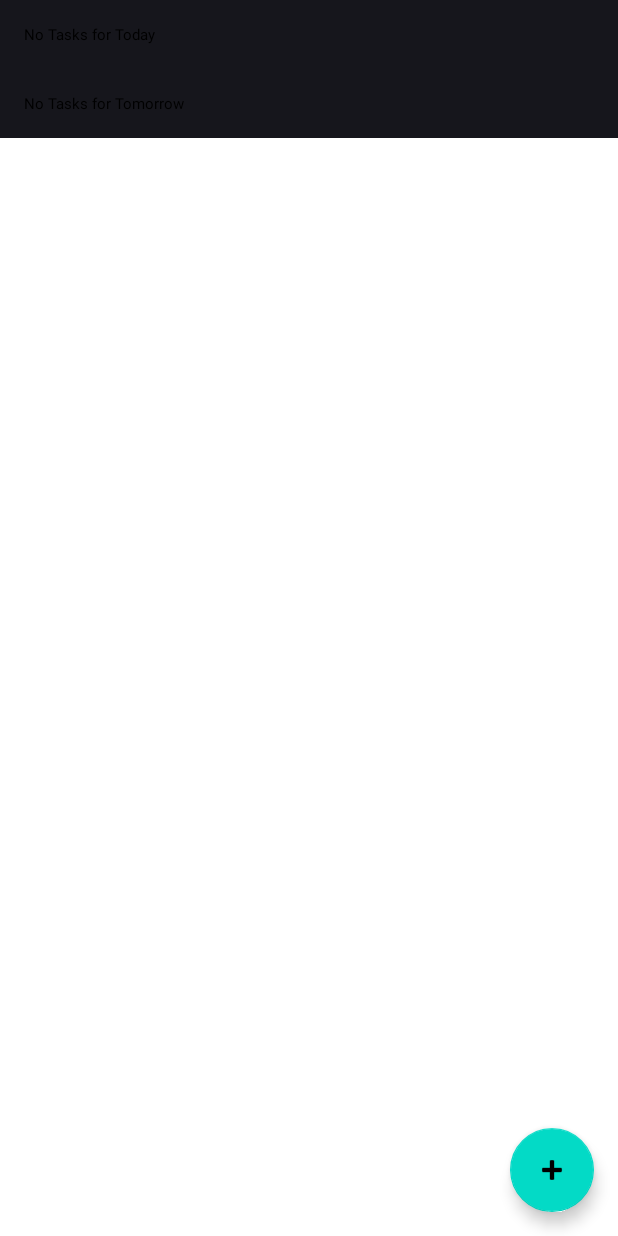
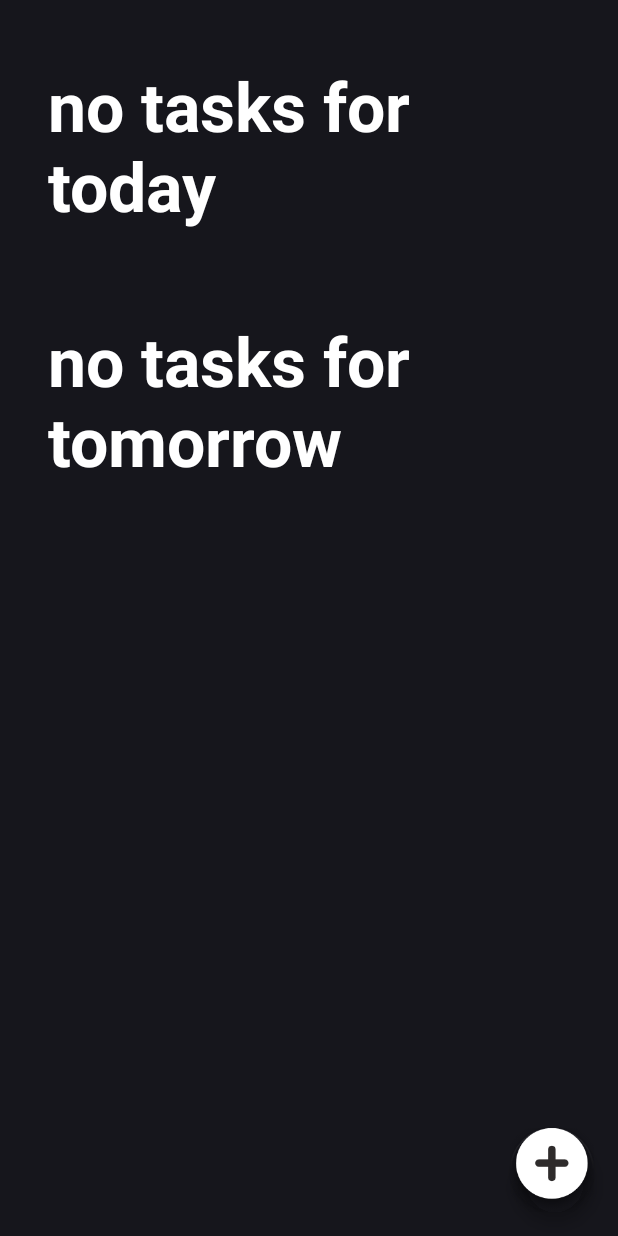
Before and after one commit to Aritszu/ToDoListApp, an Android app built with Jetpack Compose: the screen it shows after launch (MainActivity), on a phone screen of 412 x 824 dp. Run offline under Robolectric (Android 15) with nearby library versions, the phone set to English and light mode, and no system bars.

Commit message:
ux additions

```diff
--- a/app/src/main/java/com/example/todolistapp/TaskAdapter.kt
+++ b/app/src/main/java/com/example/todolistapp/TaskAdapter.kt
@@ -17,12 +17,11 @@ data class Header(val title: String)
 class TaskAdapter(private var items: List<Any>, private val itemClickListener: (Task) -> Unit) : RecyclerView.Adapter<RecyclerView.ViewHolder>() {
 
     companion object {
-        private const val VIEW_TYPE_HEADER = 0
-        private const val VIEW_TYPE_TASK = 1
-        private const val VIEW_TYPE_PLACEHOLDER = 2
-        private const val COMPLETED_COLOR = Color.GRAY
+        const val VIEW_TYPE_HEADER = 0
+        const val VIEW_TYPE_TASK = 1
+        const val VIEW_TYPE_PLACEHOLDER = 2
+        const val VIEW_TYPE_SPACER = 3
         private const val NOT_COMPLETED_COLOR = Color.BLACK
-        private const val COMPLETED_TEXT_COLOR = Color.GREEN
     }
 
     fun getItems(): List<Any> {
@@ -82,23 +81,40 @@ class TaskAdapter(private var items: List<Any>, private val itemClickListener: (
                 val taskView = LayoutInflater.from(parent.context).inflate(R.layout.item_task, parent, false)
                 TaskViewHolder(taskView)
             }
+            VIEW_TYPE_SPACER -> {
+                val spacerView = View(parent.context).apply {
+                    layoutParams = ViewGroup.LayoutParams(ViewGroup.LayoutParams.MATCH_PARENT, 600)
+                }
+                SpacerViewHolder(spacerView)
+            }
             else -> throw IllegalArgumentException("Invalid view type")
         }
     }
+    class SpacerViewHolder(view: View) : RecyclerView.ViewHolder(view) {
+        fun bind(spacer: Spacer) {
+            itemView.layoutParams = itemView.layoutParams.apply {
+                height = spacer.height
+            }
+        }
+    }
+
 
     override fun onBindViewHolder(holder: RecyclerView.ViewHolder, position: Int) {
         when (val item = items[position]) {
             is Task -> (holder as TaskViewHolder).bind(item, itemClickListener, ::getRemainingTime)
             is Header -> (holder as HeaderViewHolder).bind(item)
+            is Spacer -> (holder as SpacerViewHolder).bind(item)
         }
     }
+
 
     override fun getItemCount(): Int = items.size
 
     override fun getItemViewType(position: Int): Int {
         return when (val item = items[position]) {
             is Header -> VIEW_TYPE_HEADER
-            is Task -> if (item.isPlaceholder) VIEW_TYPE_PLACEHOLDER else VIEW_TYPE_TASK
+            is Task -> VIEW_TYPE_TASK
+            is Spacer -> VIEW_TYPE_SPACER
             else -> throw IllegalArgumentException("Unknown item type at position $position")
         }
     }
--- a/app/src/main/res/layout/activity_main.xml
+++ b/app/src/main/res/layout/activity_main.xml
@@ -4,18 +4,8 @@
     xmlns:tools="http://schemas.android.com/tools"
     android:layout_width="match_parent"
     android:layout_height="match_parent"
-    tools:context=".MainActivity">
-
-    <TextView
-        android:id="@+id/tvTodayHeader"
-        android:layout_width="wrap_content"
-        android:layout_height="wrap_content"
-        android:text="Today"
-        android:textAppearance="@style/TextAppearance.AppCompat.Large"
-        android:layout_marginStart="16dp"
-        android:layout_marginTop="16dp"
-
-    />
+    tools:context=".MainActivity"
+    android:background="@color/bg">
 
     <androidx.recyclerview.widget.RecyclerView
         android:id="@+id/recyclerViewTasks"
@@ -27,7 +17,8 @@
         app:layout_constraintStart_toStartOf="parent"
         app:layout_constraintTop_toTopOf="parent"
         app:layout_constraintVertical_bias="0.0"
-        tools:listitem="@layout/item_task" />
+        tools:listitem="@layout/item_task"
+        android:padding="16dp"/>
 
     <com.google.android.material.floatingactionbutton.FloatingActionButton
         android:id="@+id/fabAddTask"
@@ -36,9 +27,14 @@
         android:layout_margin="16dp"
         app:layout_constraintBottom_toBottomOf="parent"
         app:layout_constraintEnd_toEndOf="parent"
-        app:srcCompat="@android:drawable/ic_input_add"
+        app:srcCompat="@drawable/component_5__1"
+        app:maxImageSize="80dp"
+        app:tint="@null"
+        app:backgroundTint="@android:color/transparent"
         android:contentDescription="@string/add_new_task" />
 
 
 
+
+
 </androidx.constraintlayout.widget.ConstraintLayout>
--- a/app/src/main/res/layout/item_header.xml
+++ b/app/src/main/res/layout/item_header.xml
@@ -12,7 +12,10 @@
         android:layout_width="match_parent"
         android:layout_height="wrap_content"
         android:textAppearance="@style/HeaderStyle"
-        android:text="Header Title" />
+        android:textSize="45sp"
+        android:text="Header Title"
+        android:paddingBottom="16dp"
+        android:paddingTop="8dp" />
 
 
     <androidx.recyclerview.widget.RecyclerView
--- a/app/src/main/res/values/themes.xml
+++ b/app/src/main/res/values/themes.xml
@@ -2,4 +2,20 @@
 <resources>
     <style name="Theme.ToDoListApp" parent="Theme.MaterialComponents.Light.NoActionBar">
     </style>
+
+
+    <style name="HeaderStyle" parent="TextAppearance.AppCompat">
+        <item name="android:textSize">20sp</item>
+        <item name="android:textColor">@color/white</item>
+        <item name="android:textStyle">bold</item>
+        <item name="android:textAllCaps">false</item>
+    </style>
+
+    <style name="CustomSemiBoldText" parent="TextAppearance.AppCompat">
+        <item name="android:fontFamily">sans-serif</item>
+        <item name="android:textStyle">bold</item>
+        <item name="android:textSize">16sp</item>
+    </style>
+
+
 </resources>
```
Also changed, not shown: app/src/main/java/com/example/todolistapp/MainActivity.kt (+33 -7 lines), app/src/main/res/layout/item_task.xml (+10 -4 lines), app/src/main/res/drawable-hdpi/component_5__1.png (added), app/src/main/res/drawable-ldpi/component_5__1.png (added), app/src/main/res/drawable-mdpi/component_5__1.png (added), app/src/main/res/drawable-xhdpi/component_5__1.png (added), app/src/main/res/drawable-xxhdpi/component_5__1.png (added), app/src/main/res/drawable-xxxhdpi/component_5__1.png (added).
